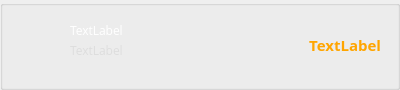
First picture: the form in src/gui/ui/transactionframe.ui, repository ConcealNetwork/conceal-desktop, before the edit.
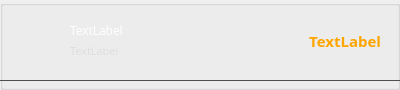
Second picture: the form after the edit.

```diff
--- a/src/gui/ui/transactionframe.ui
+++ b/src/gui/ui/transactionframe.ui
@@ -61,57 +61,13 @@
      <property name="title">
       <string/>
      </property>
-     <widget class="QLabel" name="m_iconLabel">
-      <property name="geometry">
-       <rect>
-        <x>10</x>
-        <y>20</y>
-        <width>36</width>
-        <height>36</height>
-       </rect>
-      </property>
-      <property name="maximumSize">
-       <size>
-        <width>36</width>
-        <height>36</height>
-       </size>
-      </property>
-      <property name="text">
-       <string/>
-      </property>
-      <property name="alignment">
-       <set>Qt::AlignRight|Qt::AlignTrailing|Qt::AlignVCenter</set>
-      </property>
-     </widget>
-     <widget class="QLabel" name="m_timeLabel">
-      <property name="geometry">
-       <rect>
-        <x>70</x>
-        <y>20</y>
-        <width>150</width>
-        <height>20</height>
-       </rect>
-      </property>
-      <property name="font">
-       <font>
-        <family>Open Sans</family>
-        <pointsize>9</pointsize>
-       </font>
-      </property>
-      <property name="styleSheet">
-       <string notr="true">color: white;</string>
-      </property>
-      <property name="text">
-       <string>TextLabel</string>
-      </property>
-     </widget>
      <widget class="QLabel" name="m_amountLabel">
       <property name="geometry">
        <rect>
         <x>240</x>
-        <y>30</y>
+        <y>20</y>
         <width>141</width>
-        <height>29</height>
+        <height>41</height>
        </rect>
       </property>
       <property name="font">
@@ -132,19 +88,63 @@
        <set>Qt::AlignRight|Qt::AlignTrailing|Qt::AlignVCenter</set>
       </property>
      </widget>
+     <widget class="QLabel" name="m_iconLabel">
+      <property name="geometry">
+       <rect>
+        <x>10</x>
+        <y>30</y>
+        <width>36</width>
+        <height>36</height>
+       </rect>
+      </property>
+      <property name="maximumSize">
+       <size>
+        <width>36</width>
+        <height>36</height>
+       </size>
+      </property>
+      <property name="text">
+       <string/>
+      </property>
+      <property name="alignment">
+       <set>Qt::AlignRight|Qt::AlignTrailing|Qt::AlignVCenter</set>
+      </property>
+     </widget>
+     <widget class="QLabel" name="m_timeLabel">
+      <property name="geometry">
+       <rect>
+        <x>70</x>
+        <y>20</y>
+        <width>193</width>
+        <height>21</height>
+       </rect>
+      </property>
+      <property name="font">
+       <font>
+        <family>Open Sans</family>
+        <pointsize>9</pointsize>
+       </font>
+      </property>
+      <property name="styleSheet">
+       <string notr="true">color: white;</string>
+      </property>
+      <property name="text">
+       <string>TextLabel</string>
+      </property>
+     </widget>
      <widget class="QLabel" name="m_hashLabel">
       <property name="geometry">
        <rect>
         <x>70</x>
         <y>40</y>
-        <width>150</width>
-        <height>20</height>
+        <width>171</width>
+        <height>21</height>
        </rect>
       </property>
       <property name="font">
        <font>
         <family>Open Sans</family>
-        <pointsize>9</pointsize>
+        <pointsize>8</pointsize>
        </font>
       </property>
       <property name="styleSheet">
@@ -169,6 +169,34 @@
        <set>Qt::NoTextInteraction</set>
       </property>
      </widget>
+     <widget class="Line" name="line">
+      <property name="geometry">
+       <rect>
+        <x>0</x>
+        <y>80</y>
+        <width>401</width>
+        <height>1</height>
+       </rect>
+      </property>
+      <property name="minimumSize">
+       <size>
+        <width>0</width>
+        <height>1</height>
+       </size>
+      </property>
+      <property name="maximumSize">
+       <size>
+        <width>16777215</width>
+        <height>1</height>
+       </size>
+      </property>
+      <property name="styleSheet">
+       <string notr="true">background-color: #444;</string>
+      </property>
+      <property name="orientation">
+       <enum>Qt::Horizontal</enum>
+      </property>
+     </widget>
     </widget>
    </item>
   </layout>
```
